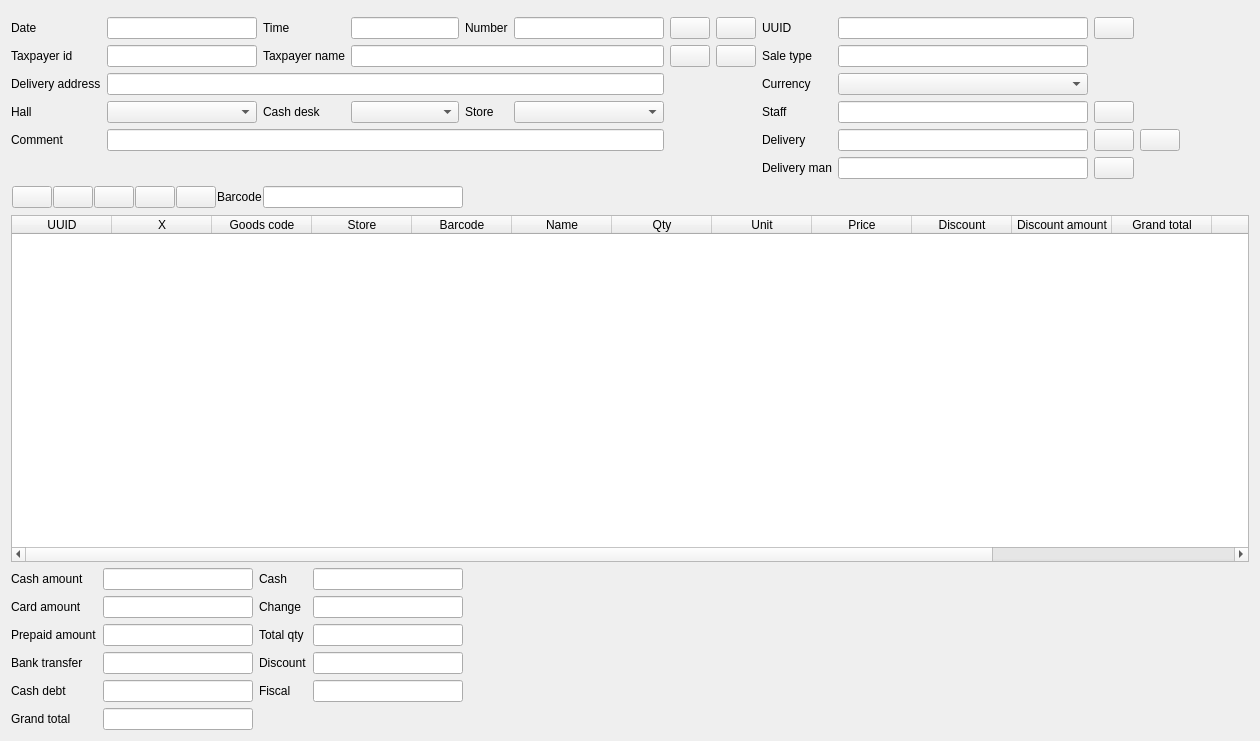
End1-1/Cafe5, file Forms/c5saledoc.ui: the form before one commit.
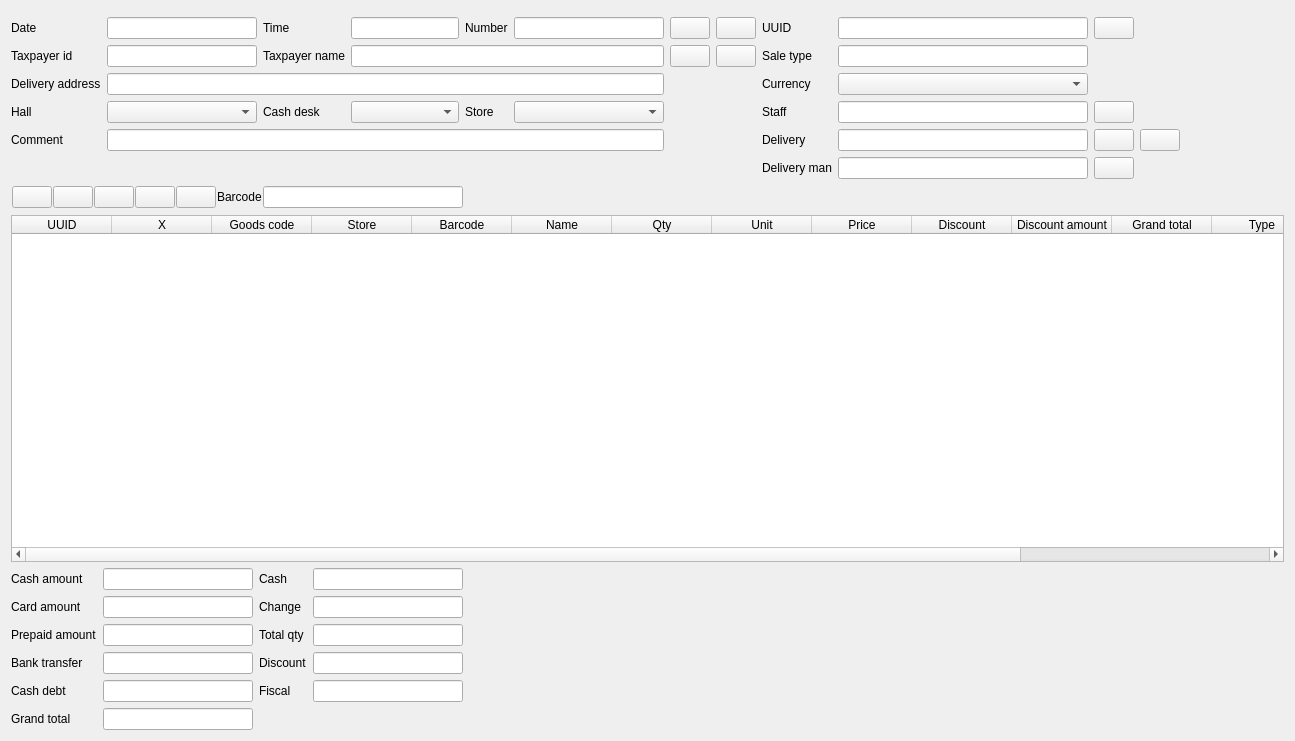
The form after the commit. Icons and pictures are not drawn. Custom widgets are drawn as their Qt base class.

Patch:
```diff
--- a/Forms/c5saledoc.ui
+++ b/Forms/c5saledoc.ui
@@ -6,7 +6,7 @@
    <rect>
     <x>0</x>
     <y>0</y>
-    <width>1260</width>
+    <width>1295</width>
     <height>741</height>
    </rect>
   </property>
```
Left out of the diff: 2 changed lines with no effect on the pictures.
